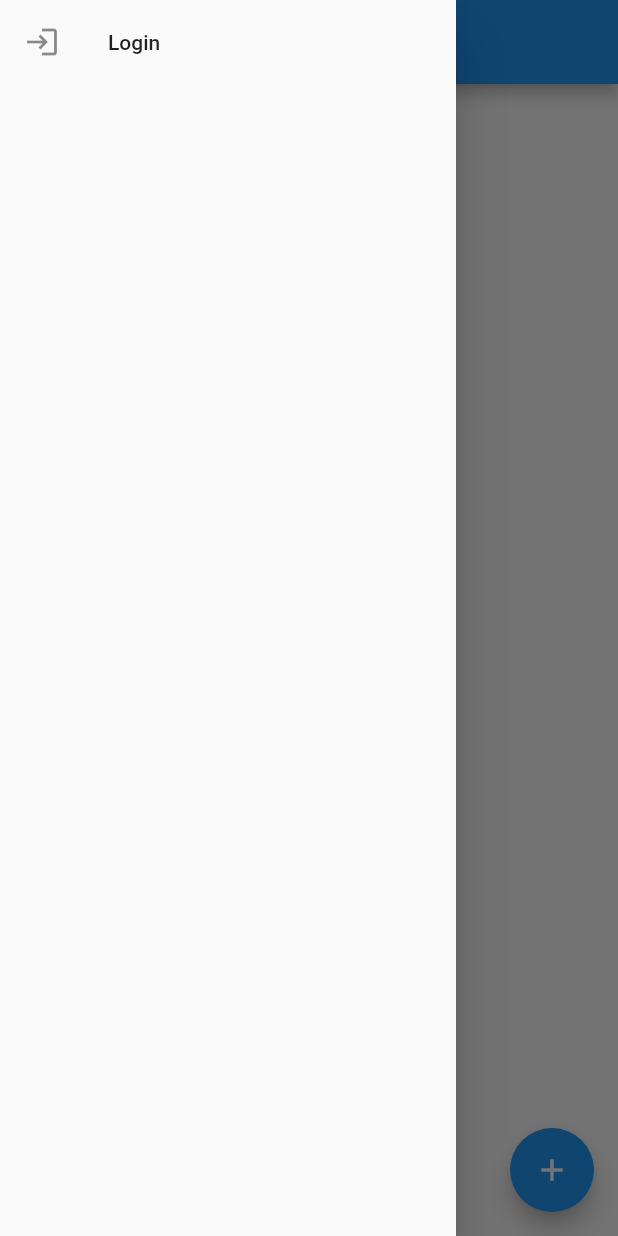
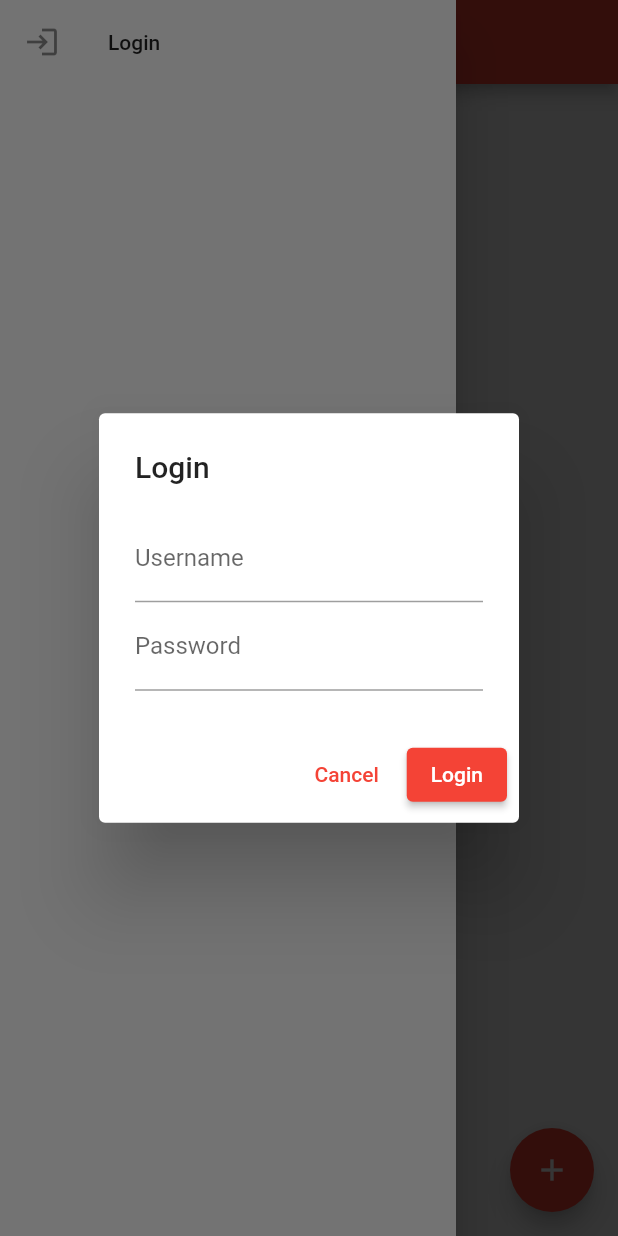
Before and after one commit to ssekuwanda/blog_frontend, a Flutter app: the screen it shows after launch, in the side drawer, after a tap on "Login", on a phone screen of 412 x 824 dp. Run offline on Flutter 3.47's test engine with Material 2 defaults, Android fonts, the phone set to English and light mode, and no system bars; our stand-ins replace equatable, shared_preferences; network calls fail.

```diff
--- /dev/null
+++ b/lib/app_settings.dart
@@ -0,0 +1,3 @@
+class AppSettings {
+  static const String baseUrl = 'http://localhost:8000/api';
+}
--- a/lib/main.dart
+++ b/lib/main.dart
@@ -2,7 +2,6 @@ import 'package:blog_frontend/postform.dart';
 import 'package:flutter/material.dart';
 import 'package:http/http.dart' as http;
 import 'dart:convert';
-
 import 'auth_service.dart';
 
 void main() {
@@ -13,9 +12,10 @@ class BlogApp extends StatelessWidget {
   @override
   Widget build(BuildContext context) {
     return MaterialApp(
-      title: 'Flutter Blog App',
+      debugShowCheckedModeBanner: false,
+      title: 'BDO PRIME',
       theme: ThemeData(
-        primarySwatch: Colors.blue,
+        primarySwatch: Colors.red,
       ),
       home: BlogHome(),
     );
@@ -31,6 +31,9 @@ class _BlogHomeState extends State<BlogHome> {
   List<dynamic> posts = [];
   AuthService _authService = AuthService();
   bool _isLoggedIn = false;
+  final _formKey = GlobalKey<FormState>();
+  final _usernameController = TextEditingController();
+  final _passwordController = TextEditingController();
 
   Future<void> fetchPosts() async {
     final response =
@@ -59,12 +62,38 @@ class _BlogHomeState extends State<BlogHome> {
   }
 
   Future<void> login() async {
-    final token = await _authService.login('your_username', 'your_password');
+    if (_formKey.currentState!.validate()) {
+      final username = _usernameController.text;
+      final password = _passwordController.text;
+      final token = await _authService.login(username, password);
       if (token != null) {
         setState(() {
           _isLoggedIn = true;
         });
+        navigateToPostsPage();
       }
+    }
+  }
+
+  Future<void> signup() async {
+    if (_formKey.currentState!.validate()) {
+      final username = _usernameController.text;
+      final password = _passwordController.text;
+      final token = await _authService.signup(username, password);
+      if (token != null) {
+        setState(() {
+          _isLoggedIn = true;
+        });
+        navigateToPostsPage(); // Redirect to posts page
+      }
+    }
+  }
+
+  void navigateToPostsPage() {
+    Navigator.push(
+      context,
+      MaterialPageRoute(builder: (context) => BlogHome()),
+    );
   }
 
   Future<void> logout() async {
@@ -86,7 +115,7 @@ class _BlogHomeState extends State<BlogHome> {
   Widget build(BuildContext context) {
     return Scaffold(
       appBar: AppBar(
-        title: const Text('Flutter Blog App'),
+        title: const Text('BDO PRIME'),
       ),
       body: ListView.builder(
         itemCount: posts.length,
@@ -107,16 +136,79 @@ class _BlogHomeState extends State<BlogHome> {
           padding: EdgeInsets.zero,
           children: <Widget>[
             if (_isLoggedIn)
+              Column(
+                children: [
                   ListTile(
                     leading: const Icon(Icons.logout),
                     title: const Text('Logout'),
                     onTap: logout,
+                  ),
+                  ListTile(
+                    leading: const Icon(Icons.add_reaction),
+                    title: const Text('SignUp'),
+                    onTap: logout,
+                  )
+                ],
               )
             else
               ListTile(
                 leading: const Icon(Icons.login),
                 title: const Text('Login'),
-                onTap: login,
+                onTap: () {
+                  showDialog(
+                    context: context,
+                    builder: (BuildContext context) {
+                      return AlertDialog(
+                        title: const Text('Login'),
+                        content: Form(
+                          key: _formKey,
+                          child: Column(
+                            mainAxisSize: MainAxisSize.min,
+                            children: [
+                              TextFormField(
+                                controller: _usernameController,
+                                decoration: const InputDecoration(
+                                  labelText: 'Username',
+                                ),
+                                validator: (value) {
+                                  if (value == null || value.isEmpty) {
+                                    return 'Please enter your username';
+                                  }
+                                  return null;
+                                },
+                              ),
+                              TextFormField(
+                                controller: _passwordController,
+                                decoration: const InputDecoration(
+                                  labelText: 'Password',
+                                ),
+                                obscureText: true,
+                                validator: (value) {
+                                  if (value == null || value.isEmpty) {
+                                    return 'Please enter your password';
+                                  }
+                                  return null;
+                                },
+                              ),
+                            ],
+                          ),
+                        ),
+                        actions: <Widget>[
+                          TextButton(
+                            onPressed: () {
+                              Navigator.pop(context);
+                            },
+                            child: const Text('Cancel'),
+                          ),
+                          ElevatedButton(
+                            onPressed: login,
+                            child: const Text('Login'),
+                          ),
+                        ],
+                      );
+                    },
+                  );
+                },
               ),
           ],
         ),
--- a/pubspec.yaml
+++ b/pubspec.yaml
@@ -37,6 +37,8 @@ dependencies:
   cupertino_icons: ^1.0.2
   http:
   shared_preferences:
+  equatable:
+  flutter_bloc:
 
 dev_dependencies:
   flutter_test:
```
Also changed, not shown: lib/auth_service.dart (+22 -0 lines), lib/blocs/app_states.dart (added, +10 -0 lines), lib/models/post.dart (added, +22 -0 lines), lib/postform.dart (+25 -7 lines), lib/repository/post_repo.dart (added, +19 -0 lines), pubspec.lock. Lines whose indentation alone changed are shown as unchanged.
